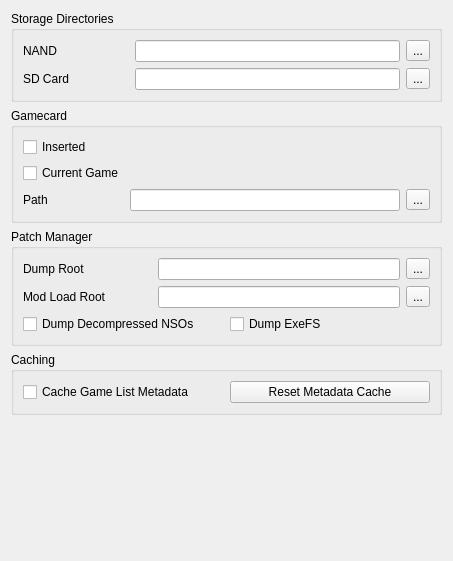
Old version of the form src/citron/configuration/configure_filesystem.ui in the repository citron-neo/emulator.
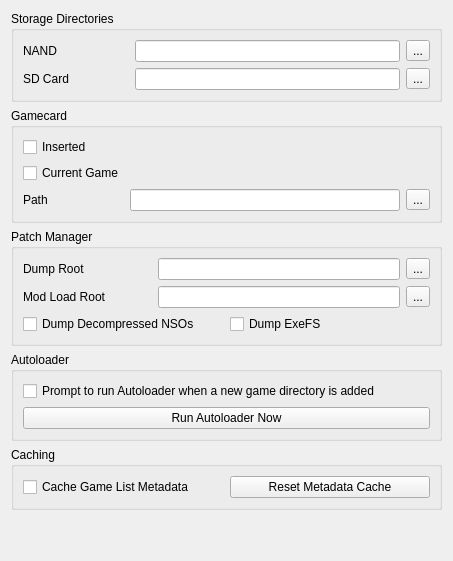
New version of the form.

Commit message: feat: New Autoloader & Rebrand Current to "Update Manager"

Patch:
```diff
--- a/src/citron/configuration/configure_filesystem.ui
+++ b/src/citron/configuration/configure_filesystem.ui
@@ -195,6 +195,29 @@
        </layout>
       </widget>
      </item>
+     <item>
+      <widget class="QGroupBox" name="autoloader_group">
+       <property name="title">
+        <string>Autoloader</string>
+       </property>
+       <layout class="QVBoxLayout" name="verticalLayout_Autoloader">
+        <item>
+         <widget class="QCheckBox" name="prompt_for_autoloader">
+          <property name="text">
+           <string>Prompt to run Autoloader when a new game directory is added</string>
+          </property>
+         </widget>
+        </item>
+        <item>
+         <widget class="QPushButton" name="run_autoloader_button">
+          <property name="text">
+           <string>Run Autoloader Now</string>
+          </property>
+         </widget>
+        </item>
+       </layout>
+      </widget>
+     </item>
      <item>
       <widget class="QGroupBox" name="groupBox_5">
        <property name="title">
```
